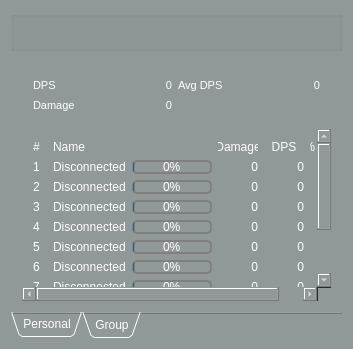
This is mainwindow.ui in Tyrox92/Gw2SPECS as Qt 5 draws it before an edit. The edited form follows.
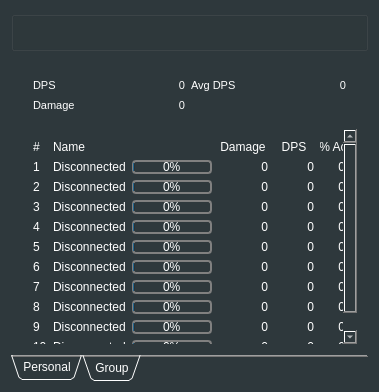
This is the edited form. The open tabs and pages were chosen to show the change. Icons and pictures are not drawn.

```diff
--- a/mainwindow.ui
+++ b/mainwindow.ui
@@ -9,8 +9,8 @@
    <rect>
     <x>0</x>
     <y>0</y>
-    <width>353</width>
-    <height>349</height>
+    <width>379</width>
+    <height>392</height>
    </rect>
   </property>
   <property name="sizePolicy">
@@ -22,7 +22,7 @@
   <property name="minimumSize">
    <size>
     <width>0</width>
-    <height>0</height>
+    <height>225</height>
    </size>
   </property>
   <property name="maximumSize">
@@ -36,7 +36,7 @@
     <active>
      <colorrole role="Button">
       <brush brushstyle="SolidPattern">
-       <color alpha="51">
+       <color alpha="153">
         <red>32</red>
         <green>43</green>
         <blue>47</blue>
@@ -45,7 +45,7 @@
      </colorrole>
      <colorrole role="Base">
       <brush brushstyle="SolidPattern">
-       <color alpha="51">
+       <color alpha="153">
         <red>32</red>
         <green>43</green>
         <blue>47</blue>
@@ -54,7 +54,7 @@
      </colorrole>
      <colorrole role="Window">
       <brush brushstyle="SolidPattern">
-       <color alpha="51">
+       <color alpha="153">
         <red>32</red>
         <green>43</green>
         <blue>47</blue>
@@ -65,7 +65,7 @@
     <inactive>
      <colorrole role="Button">
       <brush brushstyle="SolidPattern">
-       <color alpha="51">
+       <color alpha="153">
         <red>32</red>
         <green>43</green>
         <blue>47</blue>
@@ -74,7 +74,7 @@
      </colorrole>
      <colorrole role="Base">
       <brush brushstyle="SolidPattern">
-       <color alpha="51">
+       <color alpha="153">
         <red>32</red>
         <green>43</green>
         <blue>47</blue>
@@ -83,7 +83,7 @@
      </colorrole>
      <colorrole role="Window">
       <brush brushstyle="SolidPattern">
-       <color alpha="51">
+       <color alpha="153">
         <red>32</red>
         <green>43</green>
         <blue>47</blue>
@@ -94,7 +94,7 @@
     <disabled>
      <colorrole role="Button">
       <brush brushstyle="SolidPattern">
-       <color alpha="51">
+       <color alpha="153">
         <red>32</red>
         <green>43</green>
         <blue>47</blue>
@@ -103,7 +103,7 @@
      </colorrole>
      <colorrole role="Base">
       <brush brushstyle="SolidPattern">
-       <color alpha="51">
+       <color alpha="153">
         <red>32</red>
         <green>43</green>
         <blue>47</blue>
@@ -112,7 +112,7 @@
      </colorrole>
      <colorrole role="Window">
       <brush brushstyle="SolidPattern">
-       <color alpha="51">
+       <color alpha="153">
         <red>32</red>
         <green>43</green>
         <blue>47</blue>
@@ -130,7 +130,7 @@
   </property>
   <property name="styleSheet">
    <string notr="true">/*background-color:#ff00ff;*/
-background-color: rgba(32, 43, 47, 20%);</string>
+background-color: rgba(32, 43, 47, 60%);</string>
   </property>
   <property name="toolButtonStyle">
    <enum>Qt::ToolButtonIconOnly</enum>
@@ -171,7 +171,7 @@
      <active>
       <colorrole role="Button">
        <brush brushstyle="SolidPattern">
-        <color alpha="51">
+        <color alpha="153">
          <red>32</red>
          <green>43</green>
          <blue>47</blue>
@@ -180,7 +180,7 @@
       </colorrole>
       <colorrole role="Base">
        <brush brushstyle="SolidPattern">
-        <color alpha="51">
+        <color alpha="153">
          <red>32</red>
          <green>43</green>
          <blue>47</blue>
@@ -189,7 +189,7 @@
       </colorrole>
       <colorrole role="Window">
        <brush brushstyle="SolidPattern">
-        <color alpha="51">
+        <color alpha="153">
          <red>32</red>
          <green>43</green>
          <blue>47</blue>
@@ -200,7 +200,7 @@
      <inactive>
       <colorrole role="Button">
        <brush brushstyle="SolidPattern">
-        <color alpha="51">
+        <color alpha="153">
          <red>32</red>
          <green>43</green>
          <blue>47</blue>
@@ -209,7 +209,7 @@
       </colorrole>
       <colorrole role="Base">
        <brush brushstyle="SolidPattern">
-        <color alpha="51">
+        <color alpha="153">
          <red>32</red>
          <green>43</green>
          <blue>47</blue>
@@ -218,7 +218,7 @@
       </colorrole>
       <colorrole role="Window">
        <brush brushstyle="SolidPattern">
-        <color alpha="51">
+        <color alpha="153">
          <red>32</red>
          <green>43</green>
          <blue>47</blue>
@@ -229,7 +229,7 @@
      <disabled>
       <colorrole role="Button">
        <brush brushstyle="SolidPattern">
-        <color alpha="51">
+        <color alpha="153">
          <red>32</red>
          <green>43</green>
          <blue>47</blue>
@@ -238,7 +238,7 @@
       </colorrole>
       <colorrole role="Base">
        <brush brushstyle="SolidPattern">
-        <color alpha="51">
+        <color alpha="153">
          <red>32</red>
          <green>43</green>
          <blue>47</blue>
@@ -247,7 +247,7 @@
       </colorrole>
       <colorrole role="Window">
        <brush brushstyle="SolidPattern">
-        <color alpha="51">
+        <color alpha="153">
          <red>32</red>
          <green>43</green>
          <blue>47</blue>
@@ -1006,6 +1006,9 @@
           <property name="verticalScrollBarPolicy">
            <enum>Qt::ScrollBarAsNeeded</enum>
           </property>
+          <property name="horizontalScrollBarPolicy">
+           <enum>Qt::ScrollBarAlwaysOff</enum>
+          </property>
           <property name="sizeAdjustPolicy">
            <enum>QAbstractScrollArea::AdjustToContents</enum>
           </property>
@@ -1017,8 +1020,8 @@
             <rect>
              <x>0</x>
              <y>0</y>
-             <width>309</width>
-             <height>221</height>
+             <width>343</width>
+             <height>231</height>
             </rect>
            </property>
            <layout class="QGridLayout" name="gridLayout_5">
@@ -1039,10 +1042,15 @@
               <property name="styleSheet">
                <string notr="true">QProgressBar {
     border: 2px solid grey;
-    border-radius: 5px;
+    border-radius:4px;
+	font: 7pt &quot;MS Shell Dlg 2&quot;;
     text-align: center;
     min-height: 8px;
-}</string>
+}
+QProgressBar#chunk {
+	background-color: #5EA488;
+}
+</string>
               </property>
               <property name="maximum">
                <number>100</number>
@@ -1193,10 +1201,15 @@
               <property name="styleSheet">
                <string notr="true">QProgressBar {
     border: 2px solid grey;
-    border-radius: 5px;
+    border-radius:4px;
+	font: 7pt &quot;MS Shell Dlg 2&quot;;
     text-align: center;
     min-height: 8px;
-}</string>
+}
+QProgressBar#chunk {
+	background-color: #5EA488;
+}
+</string>
               </property>
               <property name="maximum">
                <number>100</number>
@@ -1219,7 +1232,7 @@
               </property>
               <property name="minimumSize">
                <size>
-                <width>40</width>
+                <width>50</width>
                 <height>0</height>
                </size>
               </property>
@@ -1254,10 +1267,15 @@
               <property name="styleSheet">
                <string notr="true">QProgressBar {
     border: 2px solid grey;
-    border-radius: 5px;
+    border-radius:4px;
+	font: 7pt &quot;MS Shell Dlg 2&quot;;
     text-align: center;
     min-height: 8px;
-}</string>
+}
+QProgressBar#chunk {
+	background-color: #5EA488;
+}
+</string>
               </property>
               <property name="maximum">
                <number>100</number>
@@ -1384,7 +1402,7 @@
               </property>
               <property name="minimumSize">
                <size>
-                <width>40</width>
+                <width>50</width>
                 <height>0</height>
                </size>
               </property>
@@ -1466,7 +1484,7 @@
               </property>
               <property name="minimumSize">
                <size>
-                <width>40</width>
+                <width>50</width>
                 <height>0</height>
                </size>
               </property>
@@ -1522,7 +1540,7 @@
               </property>
               <property name="minimumSize">
                <size>
-                <width>25</width>
+                <width>30</width>
                 <height>0</height>
                </size>
               </property>
@@ -1547,7 +1565,7 @@
               </property>
               <property name="minimumSize">
                <size>
-                <width>40</width>
+                <width>50</width>
                 <height>0</height>
                </size>
               </property>
@@ -1610,10 +1628,15 @@
               <property name="styleSheet">
                <string notr="true">QProgressBar {
     border: 2px solid grey;
-    border-radius: 5px;
+    border-radius:4px;
+	font: 7pt &quot;MS Shell Dlg 2&quot;;
     text-align: center;
     min-height: 8px;
-}</string>
+}
+QProgressBar#chunk {
+	background-color: #5EA488;
+}
+</string>
               </property>
               <property name="maximum">
                <number>100</number>
@@ -1694,10 +1717,15 @@
               <property name="styleSheet">
                <string notr="true">QProgressBar {
     border: 2px solid grey;
-    border-radius: 5px;
+    border-radius:4px;
+	font: 7pt &quot;MS Shell Dlg 2&quot;;
     text-align: center;
     min-height: 8px;
-}</string>
+}
+QProgressBar#chunk {
+	background-color: #5EA488;
+}
+</string>
               </property>
               <property name="maximum">
                <number>100</number>
@@ -1985,10 +2013,15 @@
               <property name="styleSheet">
                <string notr="true">QProgressBar {
     border: 2px solid grey;
-    border-radius: 5px;
+    border-radius:4px;
+	font: 7pt &quot;MS Shell Dlg 2&quot;;
     text-align: center;
     min-height: 8px;
-}</string>
+}
+QProgressBar#chunk {
+	background-color: #5EA488;
+}
+</string>
               </property>
               <property name="maximum">
                <number>100</number>
@@ -2011,7 +2044,7 @@
               </property>
               <property name="minimumSize">
                <size>
-                <width>40</width>
+                <width>50</width>
                 <height>0</height>
                </size>
               </property>
@@ -2039,7 +2072,7 @@
               </property>
               <property name="minimumSize">
                <size>
-                <width>40</width>
+                <width>50</width>
                 <height>0</height>
                </size>
               </property>
@@ -2103,10 +2136,15 @@
               <property name="styleSheet">
                <string notr="true">QProgressBar {
     border: 2px solid grey;
-    border-radius: 5px;
+    border-radius:4px;
+	font: 7pt &quot;MS Shell Dlg 2&quot;;
     text-align: center;
     min-height: 8px;
-}</string>
+}
+QProgressBar#chunk {
+	background-color: #5EA488;
+}
+</string>
               </property>
               <property name="maximum">
                <number>100</number>
@@ -2136,10 +2174,15 @@
               <property name="styleSheet">
                <string notr="true">QProgressBar {
     border: 2px solid grey;
-    border-radius: 5px;
+    border-radius:4px;
+	font: 7pt &quot;MS Shell Dlg 2&quot;;
     text-align: center;
     min-height: 8px;
-}</string>
+}
+QProgressBar#chunk {
+	background-color: #5EA488;
+}
+</string>
               </property>
               <property name="maximum">
                <number>100</number>
@@ -2213,10 +2256,15 @@
               <property name="styleSheet">
                <string notr="true">QProgressBar {
     border: 2px solid grey;
-    border-radius: 5px;
+    border-radius:4px;
+	font: 7pt &quot;MS Shell Dlg 2&quot;;
     text-align: center;
     min-height: 8px;
-}</string>
+}
+QProgressBar#chunk {
+	background-color: #5EA488;
+}
+</string>
               </property>
               <property name="maximum">
                <number>100</number>
@@ -2289,7 +2337,7 @@
               </property>
               <property name="minimumSize">
                <size>
-                <width>40</width>
+                <width>50</width>
                 <height>0</height>
                </size>
               </property>
@@ -2380,7 +2428,7 @@
               </property>
               <property name="minimumSize">
                <size>
-                <width>40</width>
+                <width>50</width>
                 <height>0</height>
                </size>
               </property>
@@ -2596,7 +2644,7 @@
               </property>
               <property name="minimumSize">
                <size>
-                <width>40</width>
+                <width>50</width>
                 <height>0</height>
                </size>
               </property>
@@ -2624,7 +2672,7 @@
               </property>
               <property name="minimumSize">
                <size>
-                <width>40</width>
+                <width>50</width>
                 <height>0</height>
                </size>
               </property>
@@ -2659,10 +2707,15 @@
               <property name="styleSheet">
                <string notr="true">QProgressBar {
     border: 2px solid grey;
-    border-radius: 5px;
+    border-radius:4px;
+	font: 7pt &quot;MS Shell Dlg 2&quot;;
     text-align: center;
     min-height: 8px;
-}</string>
+}
+QProgressBar#chunk {
+	background-color: #5EA488;
+}
+</string>
               </property>
               <property name="maximum">
                <number>100</number>
```
Left out of the diff: 10 changed lines with no effect on the pictures.
